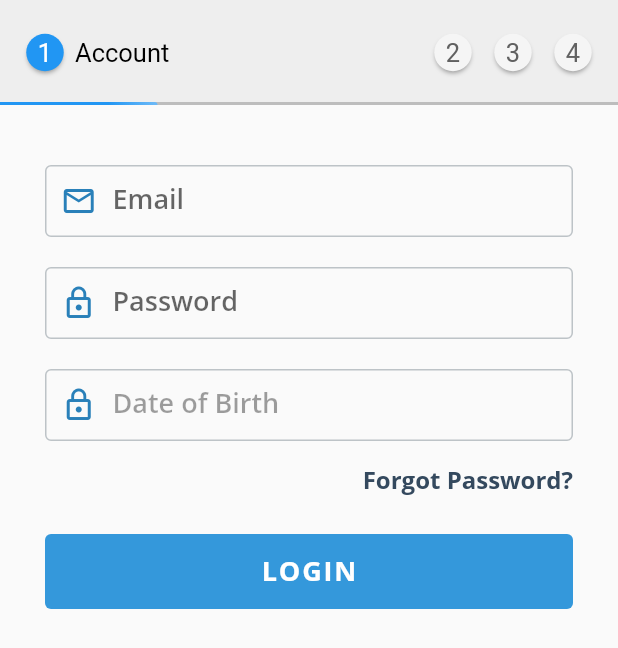
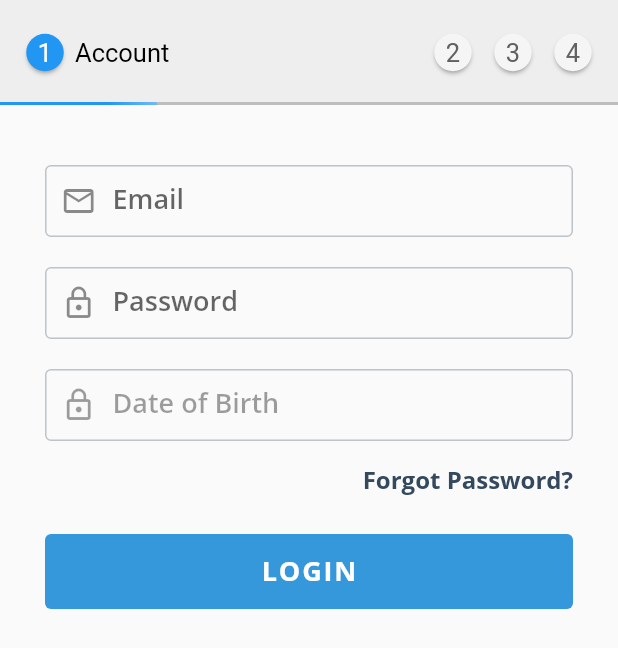
Before and after one commit to ainulya16/flat_ui, a Flutter app: the screen it shows after launch, on a phone screen of 412 x 824 dp. Shown: the top 648 px of the screen. Run offline on Flutter 3.47's test engine with Material 2 defaults, Android fonts, the phone set to English and light mode, and no system bars; our stand-ins replace tinycolor.

Commit message:
fix: remove color helper

```diff
--- a/lib/Button/ButtonText.dart
+++ b/lib/Button/ButtonText.dart
@@ -1,5 +1,6 @@
 import 'package:flat_ui/flat_ui.dart';
 import 'package:flutter/material.dart';
+import 'package:tinycolor/tinycolor.dart';
 
 class FUIButtonText extends StatelessWidget {
   final Widget child;
@@ -28,7 +29,7 @@ class FUIButtonText extends StatelessWidget {
           style: TextStyle(
               shadows: shadow ? [boxShadow] : null,
               fontSize: fontSize,
-              color: HexColor(textColor),
+              color: TinyColor.fromString(textColor).color,
               fontWeight: fontWeight,
               fontFamily: 'OpenSans',
               package: 'flat_ui')),
--- a/lib/Button/button.dart
+++ b/lib/Button/button.dart
@@ -1,5 +1,6 @@
 import 'package:flat_ui/flat_ui.dart';
 import 'package:flutter/material.dart';
+import 'package:tinycolor/tinycolor.dart';
 
 enum ButtonSize {
   small,  // height 35
@@ -70,7 +71,7 @@ class FUIButton extends StatelessWidget {
         defaultFontSize = 18;
         break;
     }
-    TextStyle defaultTextStyle = TextStyle(fontWeight: FontWeight.bold, fontSize: defaultFontSize, letterSpacing: 1.2, fontFamily: 'OpenSans', package: 'flat_ui', color: HexColor(textColor));
+    TextStyle defaultTextStyle = TextStyle(fontWeight: FontWeight.bold, fontSize: defaultFontSize, letterSpacing: 1.2, fontFamily: 'OpenSans', package: 'flat_ui', color: TinyColor.fromString(textColor).color);
     return FUIButtonBase(
       disabled: disabled,
       onPress: onPress,
@@ -80,7 +81,7 @@ class FUIButton extends StatelessWidget {
             width: width,
             padding: EdgeInsets.symmetric(horizontal: paddingHorizontal, vertical: paddingVertical),
             decoration: BoxDecoration(
-              color: HexColor(color),
+              color: TinyColor.fromString(color).color,
               borderRadius: BorderRadius.circular(borderRadius),
               boxShadow: shadow ? [
                 boxShadow
--- a/lib/Inputs/DropdownList.dart
+++ b/lib/Inputs/DropdownList.dart
@@ -1,6 +1,7 @@
 import 'package:flat_ui/flat_ui.dart';
 import 'dart:ui' as ui;
 import 'package:flutter/material.dart';
+import 'package:tinycolor/tinycolor.dart';
 
 class OptionItem {
   final String label;
@@ -78,7 +79,7 @@ class _FUIDropdownListState extends State<FUIDropdownList> {
         barrierColor: Colors.transparent,
         context: context,
         barrierDismissible: true,
-        child: Material(
+        builder: (ctx )=> Material(
           type: MaterialType.transparency,
           child: Center(
             child: BackdropFilter(
@@ -102,7 +103,7 @@ class _FUIDropdownListState extends State<FUIDropdownList> {
                           borderType: FUIFieldBorderType.none,
                           prefix: Icon(
                             Icons.search,
-                            color: HexColor('#2980b9'),
+                            color: TinyColor.fromString('#2980b9').color,
                           ),
                           borderRadius: 4,
                           focusedBorderColor: widget.focusedBorderColor,
--- a/lib/Inputs/TextField.dart
+++ b/lib/Inputs/TextField.dart
@@ -2,6 +2,7 @@ import 'package:flat_ui/flat_ui.dart';
 import 'package:flat_ui/types/types.dart';
 import 'package:flutter/material.dart';
 import 'package:flutter/services.dart';
+import 'package:tinycolor/tinycolor.dart';
 
 
 class FUITextField extends StatelessWidget {
@@ -64,10 +65,10 @@ class FUITextField extends StatelessWidget {
   @override
   Widget build(BuildContext context) {
     InputBorder inputBorder = InputBorder.none;
-    BorderSide borderSide = BorderSide(color:HexColor(borderColor));
-    BorderSide errorBorderSide = BorderSide(color: HexColor(errorBorderColor));
-    BorderSide focusedBorderSide = BorderSide(color: HexColor(focusedBorderColor));
-    BorderSide disabledBorderSide = BorderSide(color: HexColor(disabledBorderColor));
+    BorderSide borderSide = BorderSide(color:TinyColor.fromString(borderColor).color);
+    BorderSide errorBorderSide = BorderSide(color: TinyColor.fromString(errorBorderColor).color);
+    BorderSide focusedBorderSide = BorderSide(color: TinyColor.fromString(focusedBorderColor).color);
+    BorderSide disabledBorderSide = BorderSide(color: TinyColor.fromString(disabledBorderColor).color);
     Widget prefixIcon;
     switch (borderType) {
       case FUIFieldBorderType.underline:
@@ -112,7 +113,7 @@ class FUITextField extends StatelessWidget {
           disabledBorder: inputBorder.copyWith(borderSide: disabledBorderSide),
           prefixIconConstraints: BoxConstraints(maxWidth: 100, minWidth: 45),
           filled: backgroundColor != null,
-          fillColor: backgroundColor != null ? HexColor(backgroundColor) : Colors.transparent,
+          fillColor: backgroundColor != null ? TinyColor.fromString(backgroundColor).color : Colors.transparent,
           contentPadding: EdgeInsets.all(10),
           labelText: label,
           labelStyle: TextStyle(fontFamily: 'OpenSans', package: 'flat_ui', fontWeight: FontWeight.w600),
--- a/lib/flat_ui.dart
+++ b/lib/flat_ui.dart
@@ -5,7 +5,6 @@ export 'Animations/Opacity.dart';
 export 'Button/Button.dart';
 export 'Button/ButtonBase.dart';
 export 'Button/ButtonText.dart';
-export 'helpers/HexToColor.dart';
 export 'Inputs/TextField.dart';
 export 'Inputs/SearchField.dart';
 export 'Inputs/DropdownList.dart';
--- a/lib/helpers/HexToColor.dart
+++ /dev/null
@@ -1,13 +0,0 @@
-import 'package:flutter/material.dart';
-
-class HexColor extends Color {
-  static int _getColorFromHex(String hexColor) {
-    hexColor = hexColor.toUpperCase().replaceAll("#", "");
-    if (hexColor.length == 6) {
-      hexColor = "FF" + hexColor;
-    }
-    return int.parse(hexColor, radix: 16);
-  }
-
-  HexColor(final String hexColor) : super(_getColorFromHex(hexColor));
-}
--- a/pubspec.yaml
+++ b/pubspec.yaml
@@ -1,13 +1,13 @@
 name: flat_ui
 description: Flat UI.
-version: 0.0.2
+version: 0.1.1
 homepage: https://github.com/ainulya16/flat_ui
 
 environment:
   sdk: ">=2.8.0 <3.0.0"
 
 dependencies:
-  intl: ^0.15.7
+  intl: ^0.17.0
   tinycolor: ^1.0.3
   flutter:
     sdk: flutter
```
Also changed, not shown: example/pubspec.lock, pubspec.lock, 1 other file.
